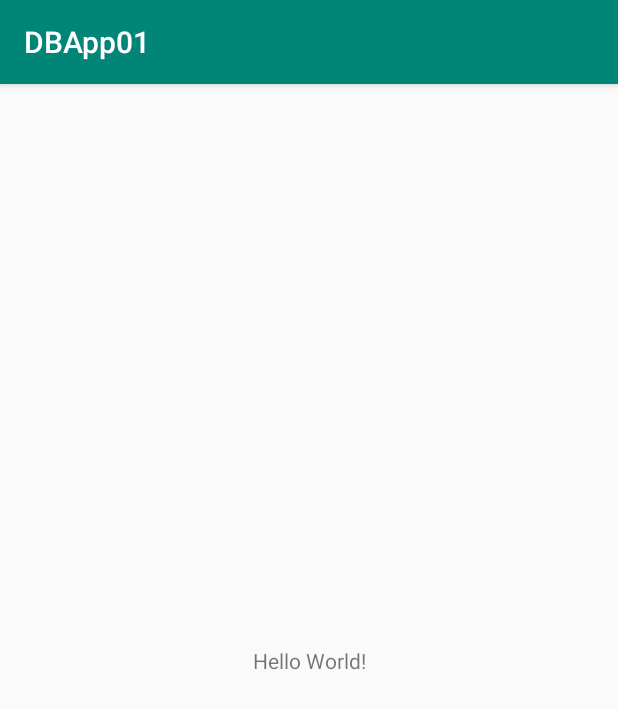
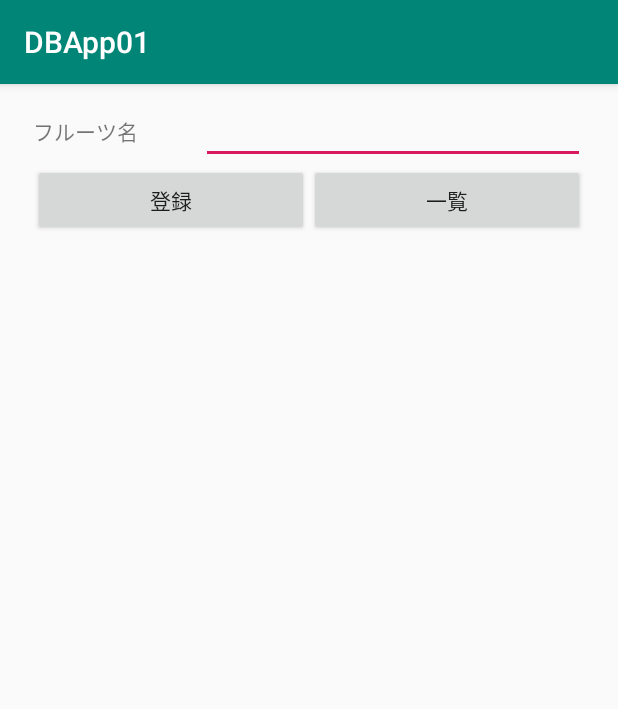
Before and after one commit to githubyosshi/DBApp01, an Android app: the screen it shows after launch (MainActivity), on a phone screen of 412 x 824 dp. Shown: the top 709 px of the screen. Run offline under Robolectric (Android 15) with nearby library versions, the phone set to English and light mode, and no system bars.

Commit message:
Layout creation commit

```diff
--- a/app/src/main/res/layout/activity_main.xml
+++ b/app/src/main/res/layout/activity_main.xml
@@ -6,13 +6,56 @@
     android:layout_height="match_parent"
     tools:context=".MainActivity">
 
-    <TextView
-        android:layout_width="wrap_content"
-        android:layout_height="wrap_content"
-        android:text="Hello World!"
-        app:layout_constraintBottom_toBottomOf="parent"
-        app:layout_constraintLeft_toLeftOf="parent"
-        app:layout_constraintRight_toRightOf="parent"
-        app:layout_constraintTop_toTopOf="parent" />
+    <LinearLayout
+        android:layout_width="368dp"
+        android:layout_height="495dp"
+        android:layout_marginStart="8dp"
+        android:layout_marginTop="8dp"
+        android:layout_marginEnd="8dp"
+        android:orientation="vertical"
+        app:layout_constraintEnd_toEndOf="parent"
+        app:layout_constraintStart_toStartOf="parent"
+        app:layout_constraintTop_toTopOf="parent">
 
+        <LinearLayout
+            android:layout_width="match_parent"
+            android:layout_height="wrap_content"
+            android:orientation="horizontal">
+
+            <TextView
+                android:id="@+id/textView1"
+                android:layout_width="wrap_content"
+                android:layout_height="wrap_content"
+                android:layout_weight="1"
+                android:text="@string/fruit_name" />
+
+            <EditText
+                android:id="@+id/editText1"
+                android:layout_width="wrap_content"
+                android:layout_height="wrap_content"
+                android:layout_weight="1"
+                android:ems="10"
+                android:inputType="textPersonName" />
+        </LinearLayout>
+
+        <LinearLayout
+            android:layout_width="match_parent"
+            android:layout_height="wrap_content"
+            android:orientation="horizontal">
+
+            <Button
+                android:id="@+id/button1"
+                android:layout_width="wrap_content"
+                android:layout_height="wrap_content"
+                android:layout_weight="1"
+                android:text="@string/register" />
+
+            <Button
+                android:id="@+id/button2"
+                android:layout_width="wrap_content"
+                android:layout_height="wrap_content"
+                android:layout_weight="1"
+                android:text="@string/list" />
+        </LinearLayout>
+    </LinearLayout>
 </androidx.constraintlayout.widget.ConstraintLayout>
--- a/app/src/main/res/values/strings.xml
+++ b/app/src/main/res/values/strings.xml
@@ -1,3 +1,6 @@
 <resources>
     <string name="app_name">DBApp01</string>
+    <string name="fruit_name">フルーツ名</string>
+    <string name="register">登録</string>
+    <string name="list">一覧</string>
 </resources>
```
